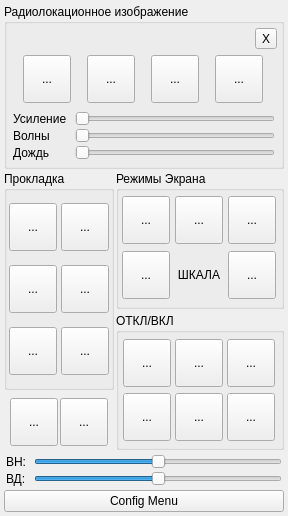
Qt form rlicontrolwidget.ui (qt-enths/RLIDisplay) before a commit.
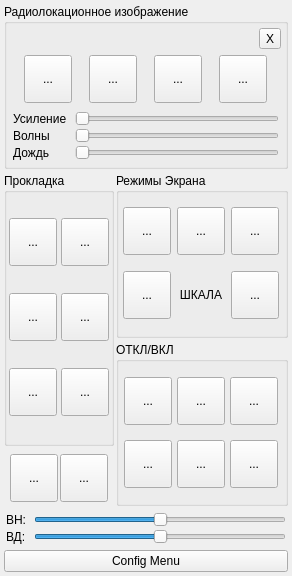
The same form after that commit. Icons and pictures are not drawn.

The edit to the form file:
```diff
--- a/rlicontrolwidget.ui
+++ b/rlicontrolwidget.ui
@@ -6,8 +6,8 @@
    <rect>
     <x>0</x>
     <y>0</y>
-    <width>288</width>
-    <height>516</height>
+    <width>292</width>
+    <height>576</height>
    </rect>
   </property>
   <property name="sizePolicy">
@@ -18,14 +18,14 @@
   </property>
   <property name="minimumSize">
    <size>
-    <width>288</width>
-    <height>516</height>
+    <width>292</width>
+    <height>576</height>
    </size>
   </property>
   <property name="maximumSize">
    <size>
     <width>292</width>
-    <height>516</height>
+    <height>576</height>
    </size>
   </property>
   <property name="windowTitle">
@@ -36,7 +36,7 @@
   </property>
   <layout class="QVBoxLayout" name="verticalLayout_4" stretch="0,1,0,0">
    <property name="spacing">
-    <number>2</number>
+    <number>4</number>
    </property>
    <property name="leftMargin">
     <number>4</number>
```
